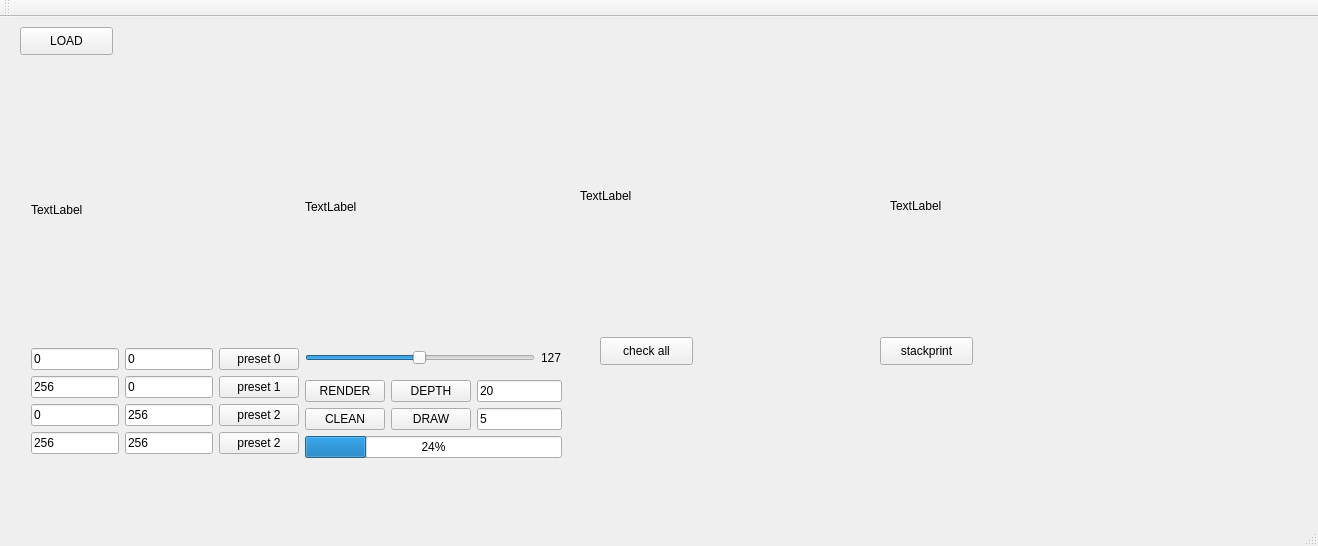
This is mainwindow.ui in kvad-17/img-polygonizer as Qt 5 draws it before an edit. The edited form follows.
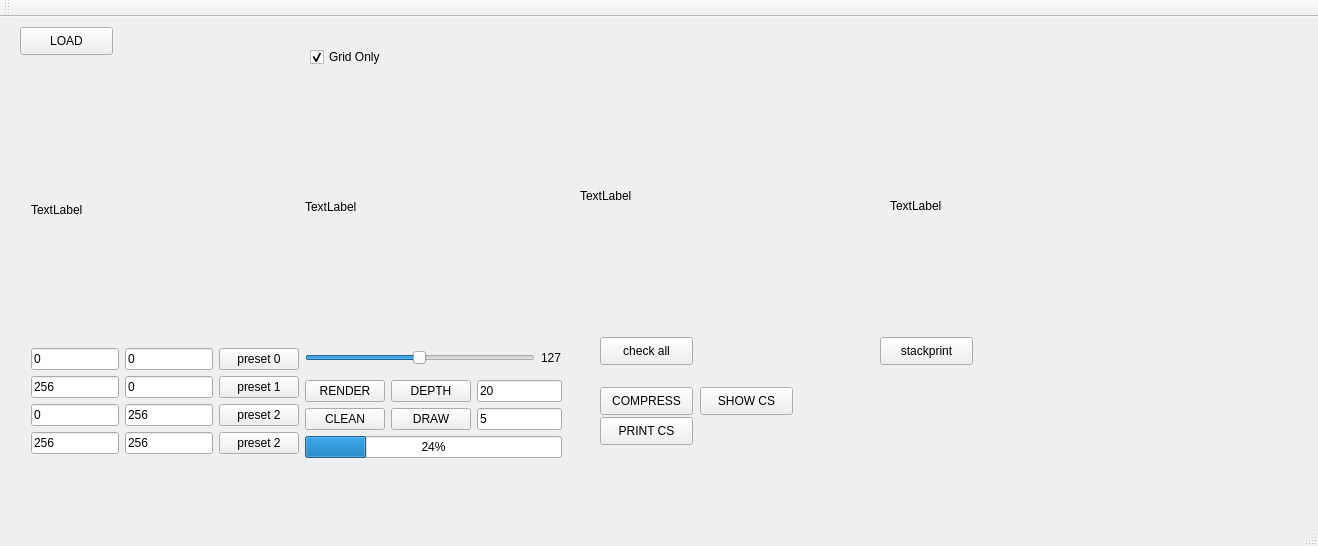
This is the edited form. Custom widgets are drawn as their Qt base class.

Commit message: -added compression -added gridonly mode switch

Patch:
```diff
--- a/mainwindow.ui
+++ b/mainwindow.ui
@@ -103,7 +103,7 @@
      <string>stackprint</string>
     </property>
    </widget>
-   <widget class="QWidget" name="">
+   <widget class="QWidget" name="layoutWidget">
     <property name="geometry">
      <rect>
       <x>20</x>
@@ -356,6 +356,64 @@
      </item>
     </layout>
    </widget>
+   <widget class="QPushButton" name="pushButton_compress">
+    <property name="geometry">
+     <rect>
+      <x>600</x>
+      <y>370</y>
+      <width>93</width>
+      <height>28</height>
+     </rect>
+    </property>
+    <property name="text">
+     <string>COMPRESS</string>
+    </property>
+   </widget>
+   <widget class="QPushButton" name="pushButton_compress_print">
+    <property name="geometry">
+     <rect>
+      <x>600</x>
+      <y>400</y>
+      <width>93</width>
+      <height>28</height>
+     </rect>
+    </property>
+    <property name="text">
+     <string>PRINT CS</string>
+    </property>
+   </widget>
+   <widget class="QPushButton" name="pushButton_compress_show">
+    <property name="geometry">
+     <rect>
+      <x>700</x>
+      <y>370</y>
+      <width>93</width>
+      <height>28</height>
+     </rect>
+    </property>
+    <property name="text">
+     <string>SHOW CS</string>
+    </property>
+   </widget>
+   <widget class="QCheckBox" name="checkBox_gridonly">
+    <property name="enabled">
+     <bool>true</bool>
+    </property>
+    <property name="geometry">
+     <rect>
+      <x>310</x>
+      <y>30</y>
+      <width>81</width>
+      <height>20</height>
+     </rect>
+    </property>
+    <property name="text">
+     <string>Grid Only</string>
+    </property>
+    <property name="checked">
+     <bool>true</bool>
+    </property>
+   </widget>
   </widget>
   <widget class="QMenuBar" name="menuBar">
    <property name="geometry">
```
The commit also changes 7 other files.
